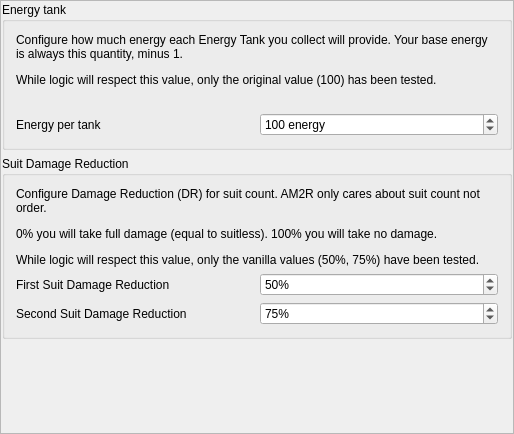
This is randovania/games/am2r/gui/ui_files/preset_am2r_energy.ui in randovania/randovania as Qt 5 draws it before an edit. The edited form follows.
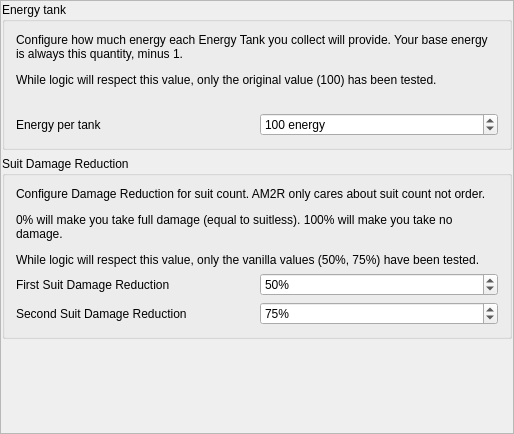
This is the edited form.

Commit message: use revised text

The edit to the form file:
```diff
--- a/randovania/games/am2r/gui/ui_files/preset_am2r_energy.ui
+++ b/randovania/games/am2r/gui/ui_files/preset_am2r_energy.ui
@@ -140,7 +140,7 @@
            <item row="4" column="0" colspan="2">
             <widget class="QLabel" name="suit_dr_description">
              <property name="text">
-              <string>&lt;html&gt;&lt;head/&gt;&lt;body&gt;&lt;p&gt;Configure Damage Reduction (DR) for suit count. AM2R only cares about suit count not order.&lt;/p&gt;&lt;p&gt;0% you will take full damage (equal to suitless). 100% you will take no damage.&lt;/p&gt;&lt;p&gt;While logic will respect this value, only the vanilla values (50%, 75%) have been tested.&lt;/p&gt;&lt;/body&gt;&lt;/html&gt;</string>
+              <string>&lt;html&gt;&lt;head/&gt;&lt;body&gt;&lt;p&gt;Configure Damage Reduction for suit count. AM2R only cares about suit count not order.&lt;/p&gt;&lt;p&gt;0% will make you take full damage (equal to suitless). 100% will make you take no damage.&lt;/p&gt;&lt;p&gt;While logic will respect this value, only the vanilla values (50%, 75%) have been tested.&lt;/p&gt;&lt;/body&gt;&lt;/html&gt;</string>
              </property>
              <property name="wordWrap">
               <bool>true</bool>
```
